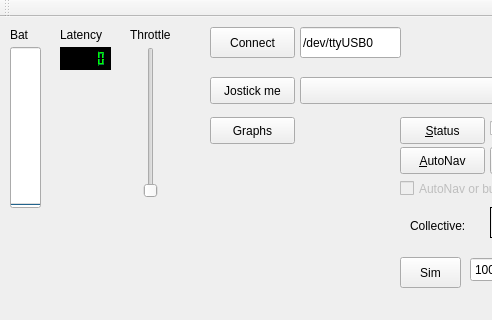
Before: the Qt Designer form src/mainwindow.ui in esanbock/joyfly-cpp, drawn with Qt 5; both pictures show x 0 to 492 and y 0 to 320 of the 614 by 758 pixel window.
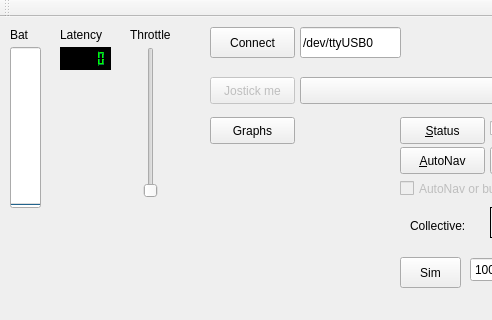
After: the same form once the commit is applied. Custom widgets are drawn as their Qt base class.

The edit to the form file:
```diff
--- a/src/mainwindow.ui
+++ b/src/mainwindow.ui
@@ -453,6 +453,9 @@
     </property>
    </widget>
    <widget class="QPushButton" name="connectJoystick">
+    <property name="enabled">
+     <bool>false</bool>
+    </property>
     <property name="geometry">
      <rect>
       <x>210</x>
```
